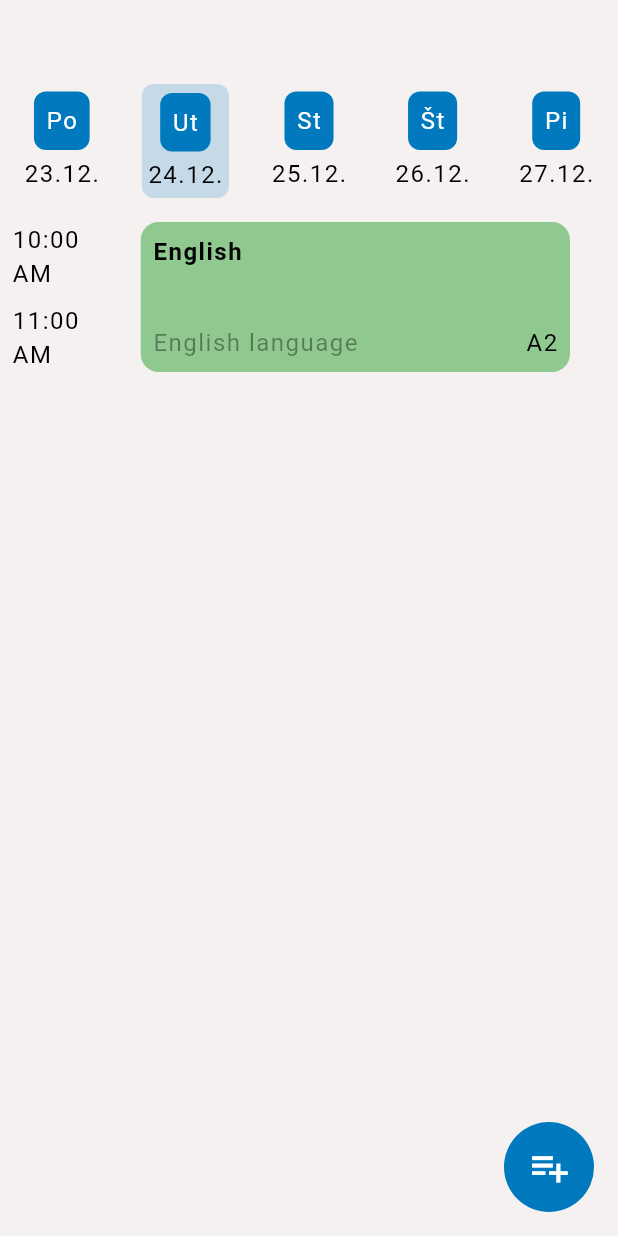
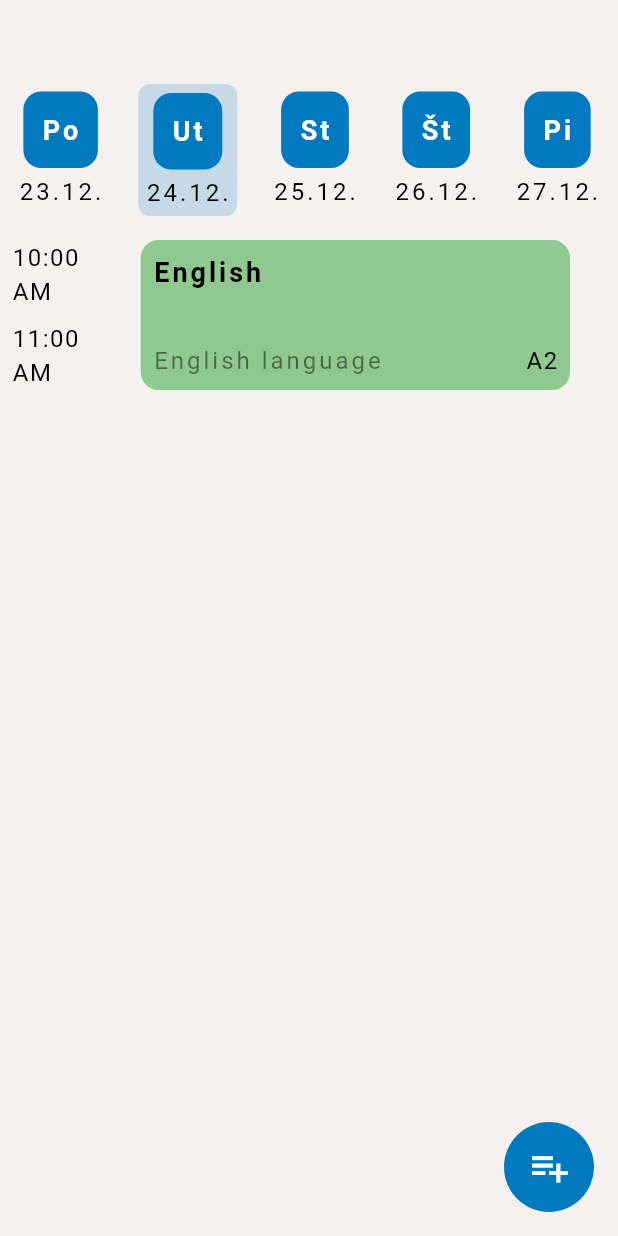
Before and after one commit to adrianlicko/Flutter-Django-calendar-app, a Flutter app: the CalendarScreen screen opened by its route, after a tap on "Ut", on a phone screen of 412 x 824 dp. Run offline on Flutter 3.47's test engine with Material 3 defaults, Android fonts, the phone set to English and light mode, and no system bars; our stand-ins replace go_router.

Commit message:
small changes

```diff
--- a/frontend/lib/main.dart
+++ b/frontend/lib/main.dart
@@ -14,6 +14,7 @@ class MyApp extends StatelessWidget {
   @override
   Widget build(BuildContext context) {
     return MaterialApp.router(
+      debugShowCheckedModeBanner: false,
       routerConfig: router,
       theme: AppTheme.getThemeFromColors(AllAppColors.lightBlueColorScheme),
     );
--- a/frontend/lib/screens/calendar_screen.dart
+++ b/frontend/lib/screens/calendar_screen.dart
@@ -79,21 +79,28 @@ class _CalendarScreenState extends State<CalendarScreen> {
     return Column(
       children: [
         Container(
-            padding: const EdgeInsets.all(8.0),
+            padding: const EdgeInsets.all(12.0),
             decoration: BoxDecoration(
-              borderRadius: BorderRadius.circular(8.0),
+              borderRadius: BorderRadius.circular(12.0),
               color: AppTheme.getThemeFromColors(AllAppColors.lightBlueColorScheme).primaryColor,
             ),
-            child: Text(dayLabel, style: const TextStyle(color: Colors.white))),
+            child: Text(dayLabel, style: Theme.of(context).textTheme.titleMedium)),
         const SizedBox(height: 4.0),
-        SizedBox(width: 58, child: Center(child: Text(dateLabel))),
+        SizedBox(
+            width: 58,
+            child: Center(
+                child: Text(dateLabel,
+                    style: Theme.of(context)
+                        .textTheme
+                        .titleSmall!
+                        .copyWith(color: Colors.black, fontWeight: FontWeight.normal)))),
       ],
     );
   }
 
   Widget _buildCurrentDayButton(String dayLabel, String dateLabel) {
     return Container(
-      padding: const EdgeInsets.only(top: 6.0, bottom: 4.0),
+      padding: const EdgeInsets.only(top: 6.0, bottom: 4.0, right: 4.0, left: 4.0),
       decoration: BoxDecoration(
         borderRadius: BorderRadius.circular(8.0),
         color: AppTheme.getThemeFromColors(AllAppColors.lightBlueColorScheme).primaryColor.withOpacity(0.2),
@@ -107,7 +114,7 @@ class _CalendarScreenState extends State<CalendarScreen> {
 
     return Row(
       mainAxisAlignment: MainAxisAlignment.spaceAround,
-      children: List.generate(5, (index) {
+      children: List.generate(weekDays.length, (index) {
         DateTime date = monday.add(Duration(days: index));
         String dayLabel = weekDays.keys.elementAt(index);
         String dateLabel = '${date.day}.${date.month}.';
@@ -172,7 +179,11 @@ class _CalendarScreenState extends State<CalendarScreen> {
                                 children: [
                                   const Icon(Icons.check_circle_outline_outlined, color: Colors.black),
                                   const SizedBox(width: 2.0),
-                                  Text(todo.title),
+                                  Text(todo.title,
+                                      style: Theme.of(context)
+                                          .textTheme
+                                          .titleSmall!
+                                          .copyWith(color: Colors.black, fontWeight: FontWeight.normal)),
                                 ],
                               ),
                             ),
@@ -241,14 +252,17 @@ class _CalendarScreenState extends State<CalendarScreen> {
                 crossAxisAlignment: CrossAxisAlignment.start,
                 mainAxisAlignment: MainAxisAlignment.spaceBetween,
                 children: [
-                  Text(schedule.title, style: const TextStyle().copyWith(fontWeight: FontWeight.bold)),
+                  Text(schedule.title, style: Theme.of(context).textTheme.titleMedium!.copyWith(color: Colors.black)),
                   if (todos != null && todos.isNotEmpty) _buildTodoTitles(todos, schedule.color),
                   Row(
                     mainAxisAlignment: MainAxisAlignment.spaceBetween,
                     children: [
                       if (schedule.description != null)
                         Text(schedule.description!,
-                            style: const TextStyle().copyWith(color: Colors.black.withOpacity(0.4))),
+                            style: Theme.of(context)
+                                .textTheme
+                                .titleSmall!
+                                .copyWith(color: Colors.black.withOpacity(0.5), fontWeight: FontWeight.normal)),
                       if (schedule.room != null) Text(schedule.room!),
                     ],
                   ),
@@ -316,6 +330,7 @@ class _CalendarScreenState extends State<CalendarScreen> {
   }
 
   Widget _buildTimeTable() {
+    List<TodoModel> selectedDayTodosWithoutTime = TodoService.getTodosForDateWithoutTime(selectedDate);
     List<TodoModel> selectedDayTodosWithTime = TodoService.getTodosForDateWithTime(selectedDate);
     List<TodoModel> todosWithoutScheduleCollision = List.from(selectedDayTodosWithTime);
     List<ScheduleModel> sortedSchedules = schedules.where((schedule) => schedule.weekDay == selectedWeekDay).toList();
@@ -325,9 +340,6 @@ class _CalendarScreenState extends State<CalendarScreen> {
 
     // Sort todos without collision by time
     todosWithoutScheduleCollision.sort((a, b) {
-      if (a.time == null && b.time == null) return 0;
-      if (a.time == null) return 1;
-      if (b.time == null) return -1;
       return (a.time!.hour * 60 + a.time!.minute).compareTo(b.time!.hour * 60 + b.time!.minute);
     });
 
@@ -449,6 +461,21 @@ class _CalendarScreenState extends State<CalendarScreen> {
       }
     }
 
+    // TODO doesnt work
+    selectedDayTodosWithoutTime.map((todo) {
+      timetableWidgets.add(
+        Column(
+          children: [
+            _buildTodo(todosWithoutScheduleCollision, todo),
+            (selectedDayTodosWithoutTime.indexOf(todo) == (selectedDayTodosWithoutTime.length - 1))
+                ? _buildDivider(true)
+                : _buildDivider(false),
+          ],
+        ),
+      );
+      todoIndex++;
+    });
+
     return Column(
       children: timetableWidgets,
     );
--- a/frontend/lib/services/todo_service.dart
+++ b/frontend/lib/services/todo_service.dart
@@ -69,6 +69,26 @@ class TodoService {
         description: "Nejaky popis",
         date: DateTime(2024, 12, 9),
         time: TimeOfDay.fromDateTime(DateTime(2024, 1, 1, 12, 30))),
+    TodoModel(
+      id: "13234323",
+      title: "Romannn",
+      description: "Nejaky popis",
+      date: DateTime(2024, 12, 9),
+      // time: TimeOfDay.fromDateTime(DateTime(2024, 1, 1, 12, 30))
+    ),
+    TodoModel(
+        id: "13234323",
+        title: "S adsad",
+        description: "Nejaky popis",
+        // date: DateTime(2024, 12, 9),
+        time: TimeOfDay.fromDateTime(DateTime(2024, 1, 1, 12, 32))),
+    TodoModel(
+      id: "13234323",
+      title: "S adsad",
+      description: "Nejaky popis",
+      // date: DateTime(2024, 12, 9),
+      // time: TimeOfDay.fromDateTime(DateTime(2024, 1, 1, 12, 30))
+    ),
   ];
 
   static List<TodoModel> getTodos() {
@@ -79,23 +99,24 @@ class TodoService {
     return getTodos().where((todo) => !todo.isCompleted).toList();
   }
 
-  // static List<TodoModel> getTodosForDateWithTime(DateTime date) {
-  //   return getNotCompletedTodos().where((todo) {
-  //     return (todo.date != null && todo.date!.isAtSameMomentAs(date)) ||
-  //         (todo.time != null && todo.time!.hour == date.hour && todo.time!.minute == date.minute);
-  //   }).toList();
-  // }
-
-  static List<TodoModel> getTodosForDateWithTime(DateTime date) {
+  static List<TodoModel> getTodosForDate(DateTime date) {
     return getNotCompletedTodos().where((todo) {
       if (todo.date == null) return false;
       return todo.date!.isAtSameMomentAs(date);
     }).toList();
   }
 
+  static List<TodoModel> getTodosForDateWithTime(DateTime date) {
+    return getNotCompletedTodos().where((todo) {
+      if (todo.date == null) return false;
+      return todo.date!.isAtSameMomentAs(date) && todo.time != null;
+    }).toList();
+  }
+
   static List<TodoModel> getTodosForDateWithoutTime(DateTime date) {
     return getNotCompletedTodos().where((todo) {
-      return todo.date != null && todo.date!.isAtSameMomentAs(date) && todo.time == null;
+      if (todo.date == null) return false;
+      return todo.date!.isAtSameMomentAs(date) && todo.time == null;
     }).toList();
   }
 
```
Also changed, not shown: frontend/lib/components/todo_card.dart (+11 -8 lines).
